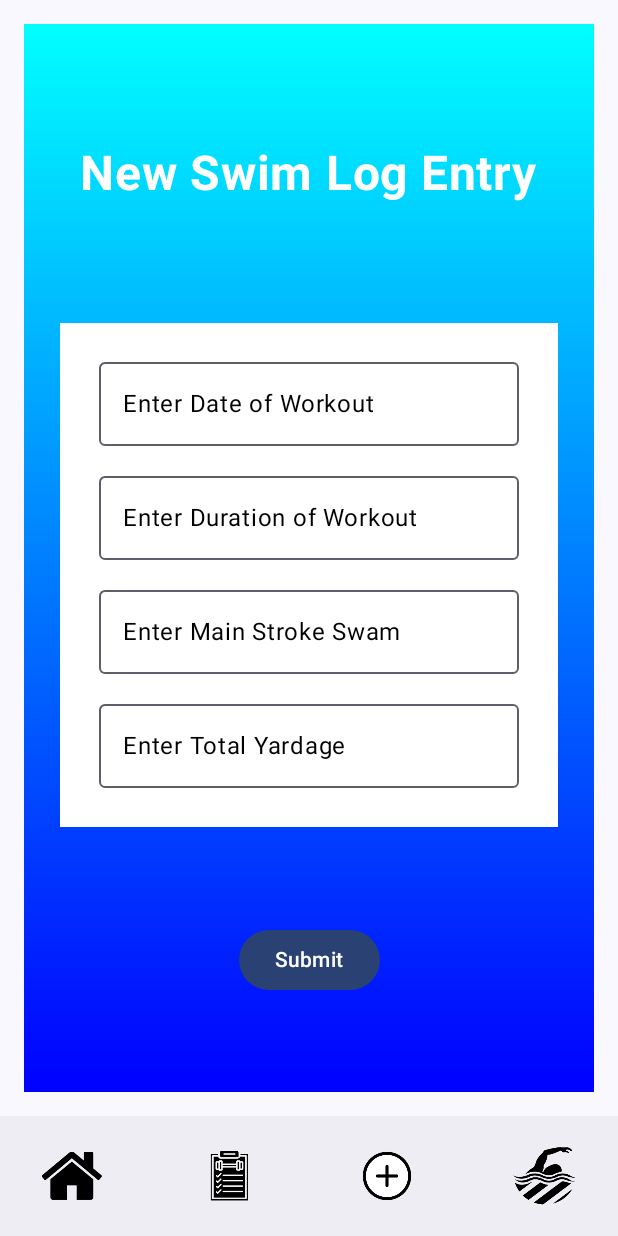
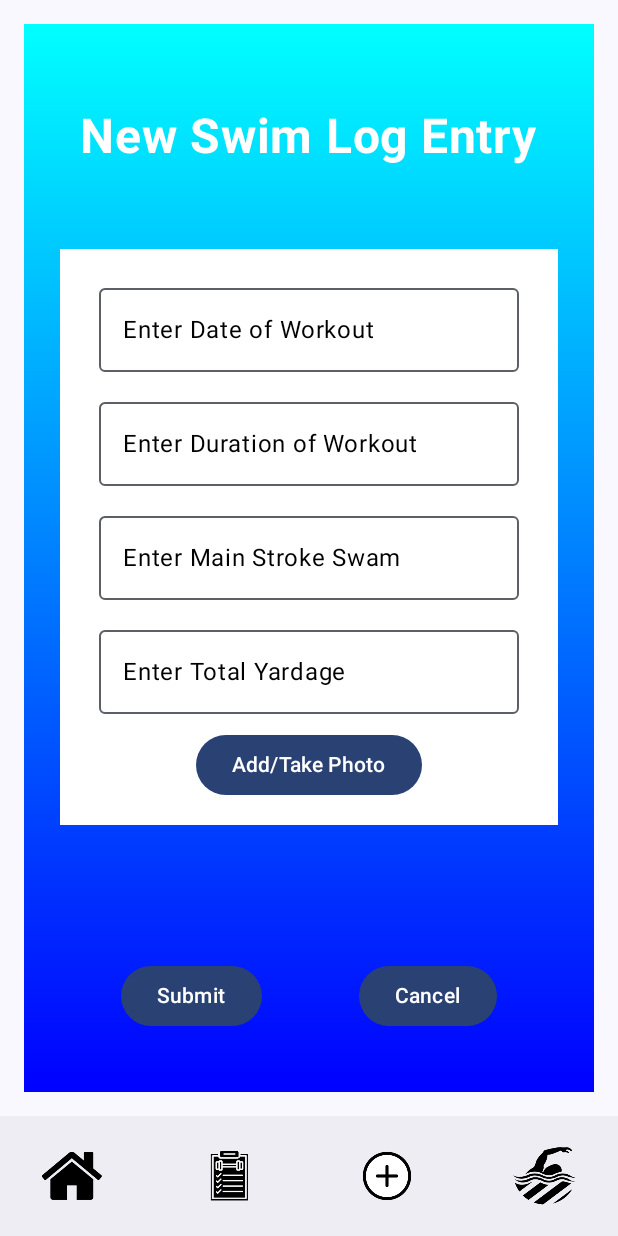
Before and after one commit to gordokyl-swimstar/CrocsSwimLog, an Android app built with Jetpack Compose: the WorkoutEntryScreen screen opened through its navigation route, on a phone screen of 412 x 824 dp. Run offline under Robolectric (Android 15) with nearby library versions, the phone set to English and light mode, and no system bars; our stand-ins replace Room's generated code.

Commit message:
WorkoutEntryScreen.kt was updated to have the button for the camera

```diff
--- a/app/src/main/java/com/kylegordon/crocsswimlog/WorkoutEntryScreen.kt
+++ b/app/src/main/java/com/kylegordon/crocsswimlog/WorkoutEntryScreen.kt
@@ -3,7 +3,10 @@ package com.kylegordon.crocsswimlog
 import androidx.compose.foundation.background
 import androidx.compose.foundation.layout.Arrangement
 import androidx.compose.foundation.layout.Column
+import androidx.compose.foundation.layout.Row
+import androidx.compose.foundation.layout.Spacer
 import androidx.compose.foundation.layout.fillMaxSize
+import androidx.compose.foundation.layout.fillMaxWidth
 import androidx.compose.foundation.layout.padding
 import androidx.compose.material3.Button
 import androidx.compose.material3.OutlinedTextField
@@ -59,7 +62,8 @@ fun WorkoutEntryScreen(navController: NavController, modifier: Modifier = Modifi
             modifier = modifier
                 .background(Color.White)
                 .padding(16.dp),
-            verticalArrangement = Arrangement.SpaceEvenly
+            verticalArrangement = Arrangement.SpaceEvenly,
+            horizontalAlignment = Alignment.CenterHorizontally
         ){
             // Date Of Workout
             OutlinedTextField(
@@ -96,16 +100,27 @@ fun WorkoutEntryScreen(navController: NavController, modifier: Modifier = Modifi
                 textStyle = androidx.compose.ui.text.TextStyle(color = Color.Black),
                 modifier = modifier.padding(10.dp)
             )
+
+            Button(
+                onClick = {
+                // This will navigate to camera()
+            }) {
+                Text("Add/Take Photo", color = Color.White)
+            }
         }
 
-        Button(onClick = {
-            viewModel.saveEntry {
-                navController.navigate("main")
-            }
-        }) {
-            Text("Submit", color = Color.White)
+        Spacer(modifier = Modifier.padding(5.dp))
+
+        Row(
+            modifier = Modifier.fillMaxWidth(),
+            horizontalArrangement = Arrangement.SpaceEvenly
+        ) {
+
+            Button(onClick = { viewModel.saveEntry { navController.navigate("main") } })
+                { Text("Submit", color = Color.White) }
+
+            Button(onClick = { navController.navigate("main") })
+                { Text("Cancel", color = Color.White) }
         }
-
     }
-
 }
```
